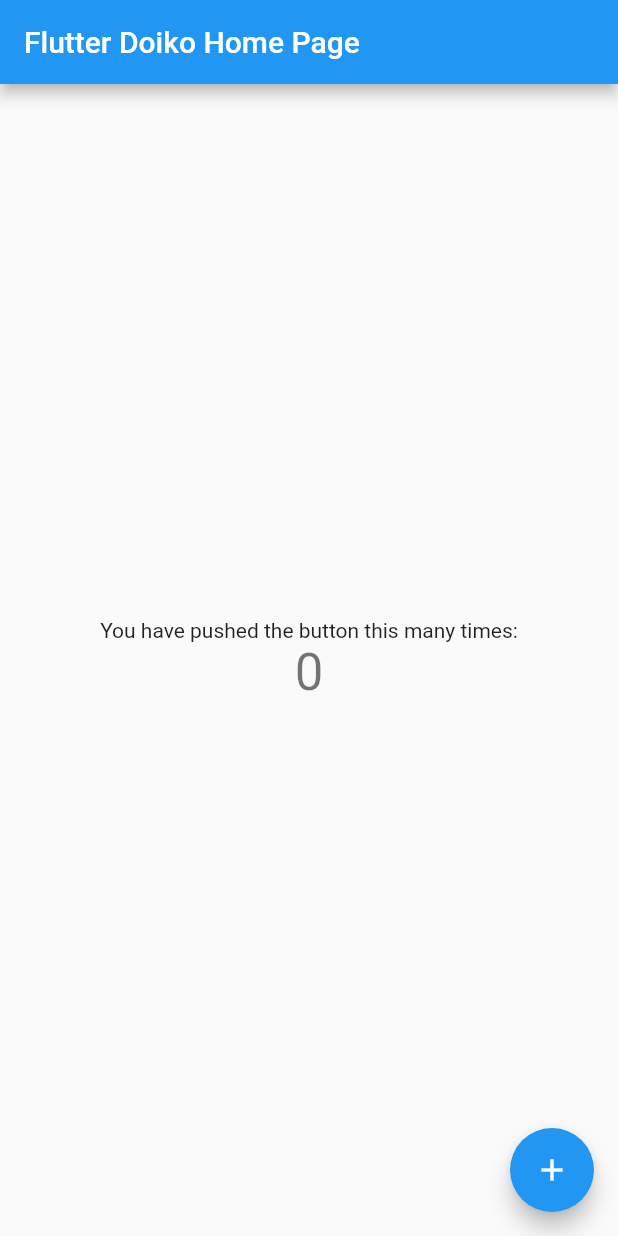
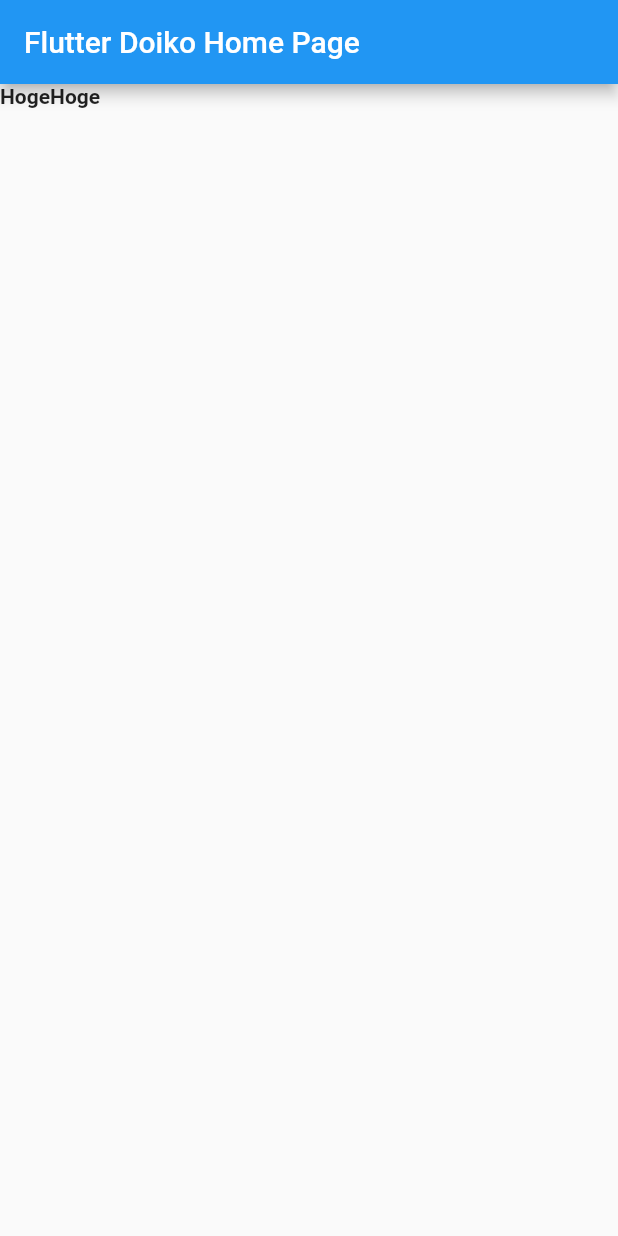
Before and after one commit to doiko123/Flutter_learn, a Flutter app: the screen it shows after launch, on a phone screen of 412 x 824 dp. Run offline on Flutter 3.47's test engine with Material 2 defaults, Android fonts, the phone set to English and light mode, and no system bars.

Commit message:
bodyの中身を一旦削除・Textウィジェットを追加しstyleをあてた

```diff
--- a/lib/main.dart
+++ b/lib/main.dart
@@ -73,41 +73,7 @@ class _MyHomePageState extends State<MyHomePage> {
         // the App.build method, and use it to set our appbar title.
         title: Text(widget.title),
       ),
-      body: Center(
-        // Center is a layout widget. It takes a single child and positions it
-        // in the middle of the parent.
-        child: Column(
-          // Column is also a layout widget. It takes a list of children and
-          // arranges them vertically. By default, it sizes itself to fit its
-          // children horizontally, and tries to be as tall as its parent.
-          //
-          // Invoke "debug painting" (press "p" in the console, choose the
-          // "Toggle Debug Paint" action from the Flutter Inspector in Android
-          // Studio, or the "Toggle Debug Paint" command in Visual Studio Code)
-          // to see the wireframe for each widget.
-          //
-          // Column has various properties to control how it sizes itself and
-          // how it positions its children. Here we use mainAxisAlignment to
-          // center the children vertically; the main axis here is the vertical
-          // axis because Columns are vertical (the cross axis would be
-          // horizontal).
-          mainAxisAlignment: MainAxisAlignment.center,
-          children: <Widget>[
-            const Text(
-              'You have pushed the button this many times:',
-            ),
-            Text(
-              '$_counter',
-              style: Theme.of(context).textTheme.headline4,
-            ),
-          ],
-        ),
-      ),
-      floatingActionButton: FloatingActionButton(
-        onPressed: _incrementCounter,
-        tooltip: 'Increment',
-        child: const Icon(Icons.add),
-      ), // This trailing comma makes auto-formatting nicer for build methods.
+      body: Text("HogeHoge", style: TextStyle(fontWeight: FontWeight.bold)),
     );
   }
 }
```
